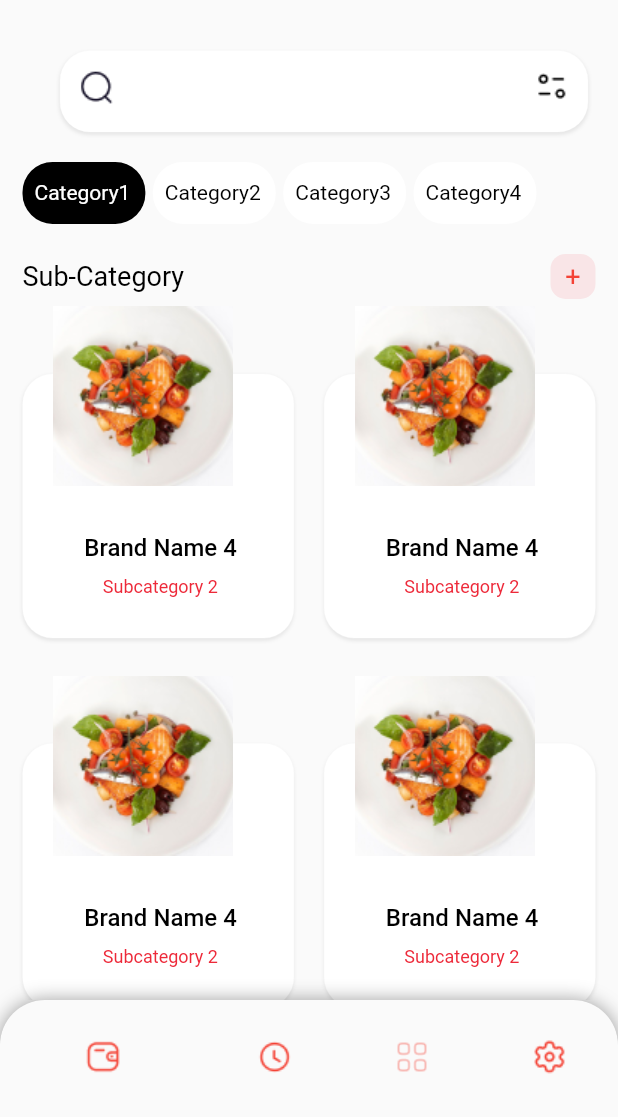
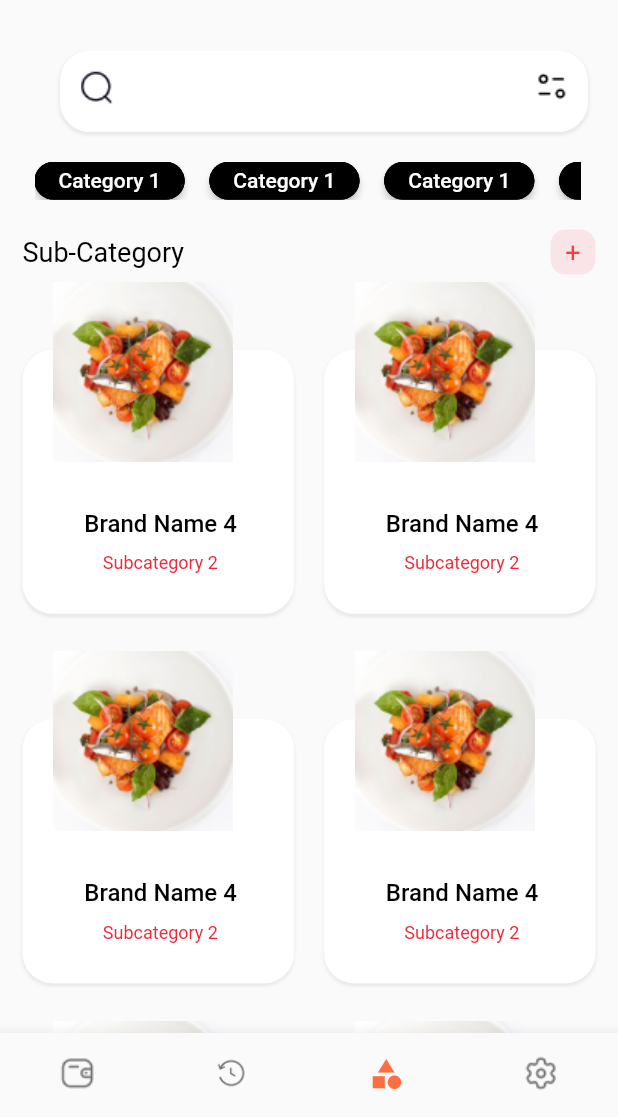
Before and after one commit to Ahsan-pro420/post, a Flutter app: the screen it shows after launch, item 3 of the bottom bar chosen, on a phone screen of 412 x 824 dp, the part 119-1236 px from its top. Run offline on Flutter 3.47's test engine with Material 2 defaults, Android fonts, the phone set to English and light mode, and no system bars; our stand-ins replace country_code_picker, firebase_auth, firebase_core, google_fonts, image_picker, motion_toast and 2 more; accounts and stored records are empty; Roboto replaces fonts that are missing (Ubuntu).

Commit message:
Merge https://github.com/bilalfaheem/project

```diff
--- a/lib/views/pages/HomeScreen/orders.dart
+++ b/lib/views/pages/HomeScreen/orders.dart
@@ -185,7 +185,7 @@ class _OrderPageState extends State<OrderPage> with TickerProviderStateMixin {
           ],
         ),
       ),
-      bottomNavigationBar: TabBarViewData(),
+      // bottomNavigationBar: TabBarViewData(),
     );
   }
 }
--- a/lib/views/pages/accountSetting/accountSetting.dart
+++ b/lib/views/pages/accountSetting/accountSetting.dart
@@ -373,7 +373,7 @@ class _AccountSettingState extends State<AccountSetting> {
           ),
         ),
       ),
-      bottomNavigationBar: TabBarViewData(),
+      // bottomNavigationBar: TabBarViewData(),
     );
   }
 }
--- /dev/null
+++ b/lib/views/pages/calling_screen.dart
@@ -0,0 +1,69 @@
+import 'package:flutter/material.dart';
+import 'package:restaurant_app/views/pages/HomeScreen/orders.dart';
+import 'package:restaurant_app/views/pages/accountSetting/accountSetting.dart';
+import 'package:restaurant_app/views/pages/category/categoryPage.dart';
+import 'package:restaurant_app/views/pages/earning/earning.dart';
+
+class CallingScreen extends StatefulWidget {
+  const CallingScreen({Key? key}) : super(key: key);
+
+  @override
+  State<CallingScreen> createState() => _CallingScreenState();
+}
+
+class _CallingScreenState extends State<CallingScreen> {
+  int currentIndex = 1;
+  final screens = [
+    Earning(),
+    OrderPage(),
+    CategoryPage(),
+    AccountSetting(),
+  ];
+
+  @override
+  Widget build(BuildContext context) {
+    return Scaffold(
+      body: screens[currentIndex],
+
+      //bottom bar
+
+      bottomNavigationBar: BottomNavigationBar(
+        type: BottomNavigationBarType.fixed,
+        currentIndex: currentIndex,
+        onTap: (index) => setState(() => currentIndex = index),
+        showSelectedLabels: false,
+        showUnselectedLabels: false,
+        selectedItemColor: Colors.deepOrangeAccent,
+        //unselectedItemColor: Colors.grey,
+        items: const <BottomNavigationBarItem>[
+          BottomNavigationBarItem(
+            icon: ImageIcon(
+              AssetImage("assets/images/Wallet.png"),
+              //color: Colors.black,
+            ),
+            label: '',
+          ),
+          BottomNavigationBarItem(
+            icon: ImageIcon(
+              AssetImage("assets/images/foodimages/timeicon.png"),
+            ),
+            label: '',
+          ),
+          BottomNavigationBarItem(icon: Icon(Icons.category), label: ""
+              // icon: ImageIcon(
+              //   AssetImage("assets/images/Category.png"),
+              //   //color: Colors.black,
+              // ),
+              // label: '',
+              ),
+          BottomNavigationBarItem(
+            icon: ImageIcon(
+              AssetImage("assets/images/Setting.png"),
+            ),
+            label: '',
+          ),
+        ],
+      ),
+    );
+  }
+}
--- a/lib/views/pages/category/Sub_Category_tile.dart
+++ b/lib/views/pages/category/Sub_Category_tile.dart
@@ -4,7 +4,7 @@ import 'package:google_fonts/google_fonts.dart';
 import 'package:restaurant_app/Theme/Theme.dart';
 import 'package:restaurant_app/utills/Displaywidth.dart';
 
-Widget Sub_Category_tile(context) {
+Widget Sub_Category_tile2(context) {
   return Container(
     //color: Colors.brown,
     height: displayHeight(context) * 0.3,
@@ -51,3 +51,59 @@ Widget Sub_Category_tile(context) {
     ),
   );
 }
+
+// Trending popluar list view builder
+Widget sub_category_tile1(context) {
+  return Row(
+    mainAxisAlignment: MainAxisAlignment.spaceEvenly,
+    crossAxisAlignment: CrossAxisAlignment.center,
+    children: [
+      Container(
+          alignment: Alignment.center,
+          margin:
+              EdgeInsets.only(right: MediaQuery.of(context).size.width * 0.04),
+          decoration: BoxDecoration(
+            borderRadius: BorderRadius.circular(80),
+            color: Colors.black,
+          ),
+          child: ElevatedButton(
+            style: ButtonStyle(
+              shape: MaterialStateProperty.all<RoundedRectangleBorder>(
+                  RoundedRectangleBorder(
+                      borderRadius: BorderRadius.circular(18.0),
+                      side: BorderSide(color: Colors.black))),
+              backgroundColor: MaterialStateProperty.all(Colors.black),
+            ),
+            onPressed: () {},
+            child: Text(
+              "Category 1",
+              style: GoogleFonts.ubuntu(
+                  textStyle: TextStyle(
+                color: Colors.white,
+              )),
+            ),
+          )),
+    ],
+  );
+}
+
+
+/*margin: EdgeInsets.symmetric(vertical: 20.0, horizontal: 0),
+    height: displayHeight(Context) * 0.05,
+    child: Container(
+      alignment: Alignment.center,
+      decoration: BoxDecoration(
+        borderRadius: BorderRadius.circular(20),
+        color: Color.fromRGBO(0, 0, 0, 1),
+      ),
+      child: Padding(
+        padding: const EdgeInsets.only(left: 8.0, right: 10),
+        child: Text(
+          "Category1",
+          style: GoogleFonts.ubuntu(
+              textStyle: TextStyle(
+            color: Colors.white,
+          )),
+        ),
+      ),
+    ),*/
--- a/lib/views/pages/category/categoryPage.dart
+++ b/lib/views/pages/category/categoryPage.dart
@@ -89,94 +89,107 @@ class _CategoryPageState extends State<CategoryPage> {
               ),
               // category list
               Container(
+                padding: const EdgeInsets.only(left: 8.0, right: 10),
                 margin: EdgeInsets.symmetric(vertical: 20.0, horizontal: 0),
-                height: displayHeight(context) * 0.05,
-                child: new ListView(
-                  scrollDirection: Axis.horizontal,
-                  children: <Widget>[
-                    Container(
-                      alignment: Alignment.center,
-                      decoration: BoxDecoration(
-                        borderRadius: BorderRadius.circular(20),
-                        color: Color.fromRGBO(0, 0, 0, 1),
-                      ),
-                      child: Padding(
-                        padding: const EdgeInsets.only(left: 8.0, right: 10),
-                        child: Text(
-                          "Category1",
-                          style: GoogleFonts.ubuntu(
-                              textStyle: TextStyle(
-                            color: Colors.white,
-                          )),
-                        ),
-                      ),
-                    ),
-                    SizedBox(
-                      width: 5,
-                    ),
-                    Container(
-                      alignment: Alignment.center,
-                      decoration: BoxDecoration(
-                        borderRadius: BorderRadius.circular(20),
-                        color: Color.fromRGBO(255, 255, 255, 1),
-                      ),
-                      child: Padding(
-                        padding: const EdgeInsets.only(left: 8.0, right: 10),
-                        child: Text(
-                          "Category2",
-                          style: GoogleFonts.ubuntu(
-                              textStyle: TextStyle(
-                            color: Colors.black,
-                          )),
-                        ),
-                      ),
-                    ),
-                    SizedBox(
-                      width: 5,
-                    ),
-                    Container(
-                      alignment: Alignment.center,
-                      decoration: BoxDecoration(
-                        borderRadius: BorderRadius.circular(20),
-                        color: Color.fromRGBO(255, 255, 255, 1),
-                      ),
-                      child: Padding(
-                        padding: const EdgeInsets.only(left: 8.0, right: 10),
-                        child: Text(
-                          "Category3",
-                          style: GoogleFonts.ubuntu(
-                              textStyle: TextStyle(
-                            color: Colors.black,
-                          )),
-                        ),
-                      ),
-                    ),
-                    SizedBox(
-                      width: 5,
-                    ),
-                    Container(
-                      alignment: Alignment.center,
-                      decoration: BoxDecoration(
-                        borderRadius: BorderRadius.circular(20),
-                        color: Color.fromRGBO(255, 255, 255, 1),
-                      ),
-                      child: Padding(
-                        padding: const EdgeInsets.only(left: 8.0, right: 10),
-                        child: Text(
-                          "Category4",
-                          style: GoogleFonts.ubuntu(
-                              textStyle: TextStyle(
-                            color: Colors.black,
-                          )),
-                        ),
-                      ),
-                    ),
-                    SizedBox(
-                      width: 5,
-                    ),
-                  ],
-                ),
+                height: 25,
+                child: ListView.builder(
+                    shrinkWrap: true,
+                    scrollDirection: Axis.horizontal,
+                    itemCount: 10,
+                    itemBuilder: ((context, index) {
+                      return sub_category_tile1(context);
+                    })),
               ),
+
+              // Container(
+              //   margin: EdgeInsets.symmetric(vertical: 20.0, horizontal: 0),
+              //   height: displayHeight(context) * 0.05,
+              //   child: new ListView(
+              //     scrollDirection: Axis.horizontal,
+              //     children: <Widget>[
+              //       Container(
+              //         alignment: Alignment.center,
+              //         decoration: BoxDecoration(
+              //           borderRadius: BorderRadius.circular(20),
+              //           color: Color.fromRGBO(0, 0, 0, 1),
+              //         ),
+              //         child: Padding(
+              //           padding: const EdgeInsets.only(left: 8.0, right: 10),
+              //           child: Text(
+              //             "Category1",
+              //             style: GoogleFonts.ubuntu(
+              //                 textStyle: TextStyle(
+              //               color: Colors.white,
+              //             )),
+              //           ),
+              //         ),
+              //       ),
+              //       SizedBox(
+              //         width: 5,
+              //       ),
+              //       Container(
+              //         alignment: Alignment.center,
+              //         decoration: BoxDecoration(
+              //           borderRadius: BorderRadius.circular(20),
+              //           color: Color.fromRGBO(255, 255, 255, 1),
+              //         ),
+              //         child: Padding(
+              //           padding: const EdgeInsets.only(left: 8.0, right: 10),
+              //           child: Text(
+              //             "Category2",
+              //             style: GoogleFonts.ubuntu(
+              //                 textStyle: TextStyle(
+              //               color: Colors.black,
+              //             )),
+              //           ),
+              //         ),
+              //       ),
+              //       SizedBox(
+              //         width: 5,
+              //       ),
+              //       Container(
+              //         alignment: Alignment.center,
+              //         decoration: BoxDecoration(
+              //           borderRadius: BorderRadius.circular(20),
+              //           color: Color.fromRGBO(255, 255, 255, 1),
+              //         ),
+              //         child: Padding(
+              //           padding: const EdgeInsets.only(left: 8.0, right: 10),
+              //           child: Text(
+              //             "Category3",
+              //             style: GoogleFonts.ubuntu(
+              //                 textStyle: TextStyle(
+              //               color: Colors.black,
+              //             )),
+              //           ),
+              //         ),
+              //       ),
+              //       SizedBox(
+              //         width: 5,
+              //       ),
+              //       Container(
+              //         alignment: Alignment.center,
+              //         decoration: BoxDecoration(
+              //           borderRadius: BorderRadius.circular(20),
+              //           color: Color.fromRGBO(255, 255, 255, 1),
+              //         ),
+              //         child: Padding(
+              //           padding: const EdgeInsets.only(left: 8.0, right: 10),
+              //           child: Text(
+              //             "Category4",
+              //             style: GoogleFonts.ubuntu(
+              //                 textStyle: TextStyle(
+              //               color: Colors.black,
+              //             )),
+              //           ),
+              //         ),
+              //       ),
+              //       SizedBox(
+              //         width: 5,
+              //       ),
+              //     ],
+              //   ),
+              // ),
               Row(
                 mainAxisAlignment: MainAxisAlignment.spaceBetween,
                 children: [
@@ -251,14 +264,14 @@ class _CategoryPageState extends State<CategoryPage> {
                         mainAxisSpacing: 20),
                     itemCount: 10,
                     itemBuilder: (BuildContext ctx, index) {
-                      return Sub_Category_tile(context);
+                      return Sub_Category_tile2(context);
                     }),
               ),
             ],
           ),
         ),
       ),
-      bottomNavigationBar: TabBarViewData(),
+      //bottomNavigationBar: TabBarViewData(),
     );
   }
 }
--- a/lib/views/pages/earning/earning.dart
+++ b/lib/views/pages/earning/earning.dart
@@ -457,7 +457,7 @@ class _EarningState extends State<Earning> {
           ),
         ),
       ),
-      bottomNavigationBar: TabBarViewData(),
+      // bottomNavigationBar: TabBarViewData(),
     );
   }
 }
--- a/lib/views/widgets/tab_bar_view.dart
+++ b/lib/views/widgets/tab_bar_view.dart
@@ -1,5 +1,6 @@
 import 'package:flutter/foundation.dart';
 import 'package:flutter/material.dart';
+import 'package:restaurant_app/views/pages/HomeScreen/orders.dart';
 import 'package:restaurant_app/views/pages/accountSetting/accountSetting.dart';
 import 'package:restaurant_app/views/pages/category/categoryPage.dart';
 import 'package:restaurant_app/views/pages/earning/earning.dart';
@@ -29,12 +30,14 @@ class _TabBarViewDataState extends State<TabBarViewData> {
           topRight: Radius.circular(30.0),
         ),
         child: BottomNavigationBar(
+          type: BottomNavigationBarType.shifting,
+          selectedItemColor: Colors.deepOrangeAccent,
           showSelectedLabels: false,
           showUnselectedLabels: false,
           unselectedIconTheme: IconThemeData(
-            color: Colors.black,
-          ),
-          unselectedItemColor: Colors.deepOrangeAccent,
+              //color: Colors.black,
+              ),
+          unselectedItemColor: Colors.grey,
           items: [
             BottomNavigationBarItem(
               label: "",
@@ -48,7 +51,7 @@ class _TabBarViewDataState extends State<TabBarViewData> {
                 },
                 icon: ImageIcon(
                   AssetImage("assets/images/Wallet.png"),
-                  color: Colors.red,
+                  // color: Colors.red,
                 ),
               ),
             ),
@@ -59,12 +62,12 @@ class _TabBarViewDataState extends State<TabBarViewData> {
                     Navigator.push(
                         context,
                         MaterialPageRoute(
-                          builder: (context) => OrdersHistory(),
+                          builder: (context) => OrderPage(),
                         ));
                   },
                   icon: ImageIcon(
                     AssetImage("assets/images/timeCircle.png"),
-                    color: Colors.red,
+                    // color: Colors.red,
                   ),
                 )),
             BottomNavigationBarItem(
@@ -79,7 +82,7 @@ class _TabBarViewDataState extends State<TabBarViewData> {
                   },
                   icon: ImageIcon(
                     AssetImage("assets/images/Category.png"),
-                    color: Colors.red,
+                    color: Colors.black,
                   ),
                 )),
             BottomNavigationBarItem(
@@ -94,47 +97,10 @@ class _TabBarViewDataState extends State<TabBarViewData> {
                   },
                   icon: ImageIcon(
                     AssetImage("assets/images/Setting.png"),
-                    color: Colors.red,
+                    //color: Colors.red,
                   ),
                 )),
           ],
-
-          // items: const <BottomNavigationBarItem>[
-          //   // BottomNavigationBarItem(
-          //   //   icon: ImageIcon(
-          //   //     AssetImage("assets/images/Home.png"),
-          //   //     color: Colors.red,
-          //   //   ),
-          //   //   label: '',
-          //   // ),
-          //   BottomNavigationBarItem(
-          //     icon: ImageIcon(
-          //       AssetImage("assets/images/Wallet.png"),
-          //       color: Colors.black,
-          //     ),
-          //     label: '',
-          //   ),
-
-          //   BottomNavigationBarItem(
-          //     icon: ImageIcon(
-          //       AssetImage("assets/images/foodimages/timeicon.png"),
-          //     ),
-          //     label: '',
-          //   ),
-          //   BottomNavigationBarItem(
-          //     icon: ImageIcon(
-          //       AssetImage("assets/images/Category.png"),
-          //       color: Colors.black,
-          //     ),
-          //     label: '',
-          //   ),
-          //   BottomNavigationBarItem(
-          //     icon: ImageIcon(
-          //       AssetImage("assets/images/Setting.png"),
-          //     ),
-          //     label: '',
-          //   ),
-          // ],
         ),
       ),
     );
```
Also changed, not shown: lib/main.dart (+4 -3 lines), lib/main_2.dart (+6 -5 lines), lib/views/pages/orderHistory/orderDetails.dart (+1 -15 lines), lib/views/pages/otp_screen/otp_screen.dart (+25 -7 lines), assets/images/Category.png.
